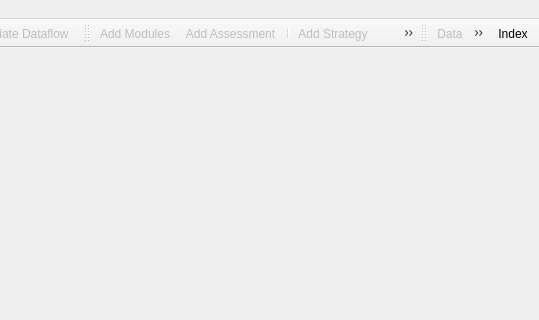
First picture: the form in designer/shared/mainwindow.ui, repository DTOcean/dtocean-app, before the edit; both pictures show x 548 to 1087 and y 0 to 320 of the 1087 by 618 pixel window.
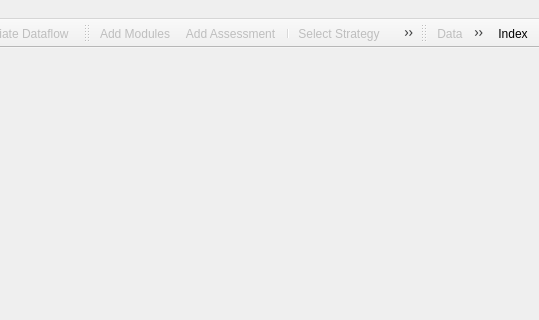
Second picture: the form after the edit. Icons and pictures are not drawn.

Commit message: Change Add Strategy action to Select Strategy

```diff
--- a/designer/shared/mainwindow.ui
+++ b/designer/shared/mainwindow.ui
@@ -367,7 +367,7 @@
      <normaloff>:/icons/kwin4.png</normaloff>:/icons/kwin4.png</iconset>
    </property>
    <property name="text">
-    <string>Add Strategy...</string>
+    <string>Select Strategy...</string>
    </property>
   </action>
   <action name="actionInitiate_Dataflow">
```
